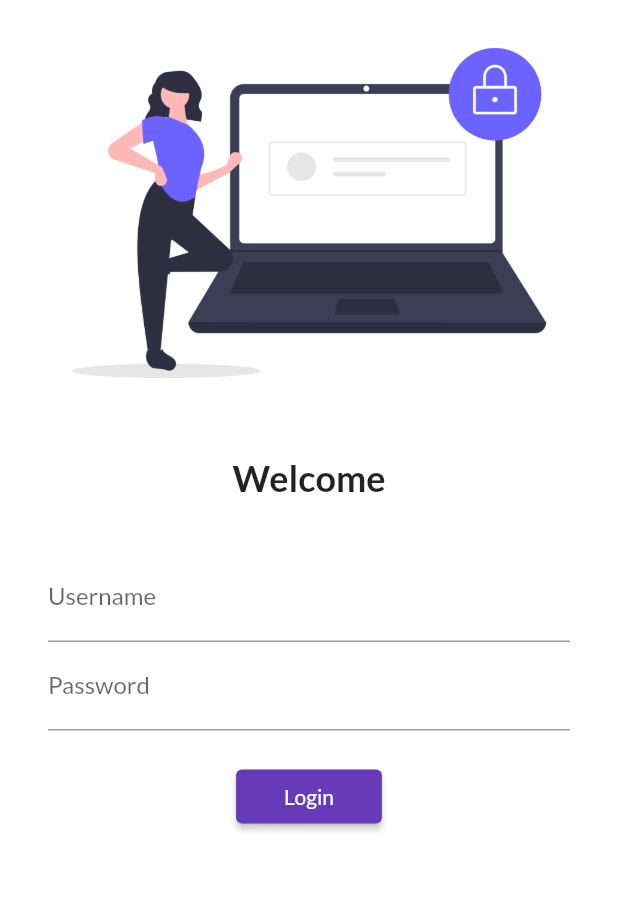
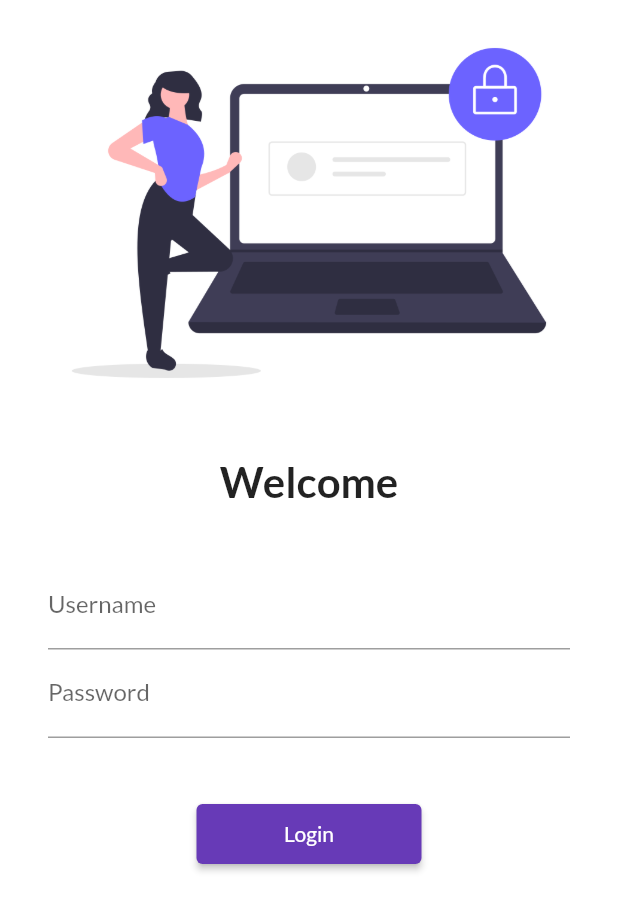
Before and after one commit to sanchit36/flutter-catalog, a Flutter app: the screen it shows after launch, on a phone screen of 412 x 824 dp. Shown: the top 911 px of the screen. Run offline on Flutter 3.47's test engine with Material 2 defaults, Android fonts, the phone set to English and light mode, and no system bars; our stand-ins replace google_fonts.

```diff
--- a/lib/main.dart
+++ b/lib/main.dart
@@ -3,6 +3,7 @@ import 'package:google_fonts/google_fonts.dart';
 
 import 'package:myapp/pages/home_page.dart';
 import 'package:myapp/pages/login_page.dart';
+import 'package:myapp/utils/routes.dart';
 
 void main() {
   runApp(MyApp());
@@ -23,8 +24,8 @@ class MyApp extends StatelessWidget {
       initialRoute: "/",
       routes: {
         '/': (context) => LoginPage(),
-        '/home': (context) => HomePage(),
-        '/login': (context) => LoginPage()
+        MyRoute.homeRoute: (context) => HomePage(),
+        MyRoute.loginRoute: (context) => LoginPage()
       },
     );
   }
--- a/lib/pages/login_page.dart
+++ b/lib/pages/login_page.dart
@@ -1,10 +1,12 @@
 import 'package:flutter/material.dart';
+import 'package:myapp/utils/routes.dart';
 
 class LoginPage extends StatelessWidget {
   @override
   Widget build(BuildContext context) {
     return Material(
         color: Colors.white,
+        child: SingleChildScrollView(
           child: Column(
             children: [
               Image.asset(
@@ -17,7 +19,7 @@ class LoginPage extends StatelessWidget {
               const Text(
                 "Welcome",
                 style: TextStyle(
-                fontSize: 24,
+                  fontSize: 28,
                   fontWeight: FontWeight.bold,
                 ),
               ),
@@ -25,8 +27,8 @@ class LoginPage extends StatelessWidget {
                 height: 20.0,
               ),
               Padding(
-              padding:
-                  const EdgeInsets.symmetric(vertical: 16.0, horizontal: 32.0),
+                padding: const EdgeInsets.symmetric(
+                    vertical: 16.0, horizontal: 32.0),
                 child: Column(
                   children: [
                     TextFormField(
@@ -43,21 +45,22 @@ class LoginPage extends StatelessWidget {
                       ),
                     ),
                     const SizedBox(
-                    height: 20.0,
+                      height: 40.0,
                     ),
                     ElevatedButton(
                       onPressed: () {
-                      print("Login");
+                        Navigator.pushNamed(context, MyRoute.homeRoute);
                       },
-                    child: Text('Login'),
+                      child: const Text('Login'),
                       style: TextButton.styleFrom(
-                      padding: const EdgeInsets.symmetric(horizontal: 32.0),
+                        minimumSize: const Size(150, 40),
                       ),
                     )
                   ],
                 ),
               )
             ],
+          ),
         ));
   }
 }
--- /dev/null
+++ b/lib/utils/routes.dart
@@ -0,0 +1,4 @@
+class MyRoute {
+  static String loginRoute = "/login";
+  static String homeRoute = "/home";
+}
```
Lines whose indentation alone changed are shown as unchanged.
